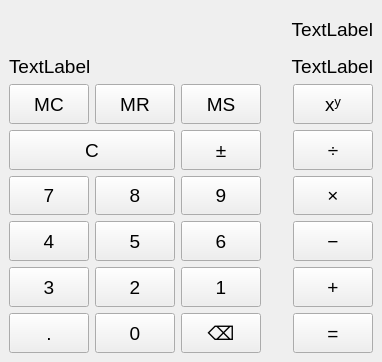
Old version of the form calculator/mainwindow.ui in the repository mrphyzd/cpp-calculator.
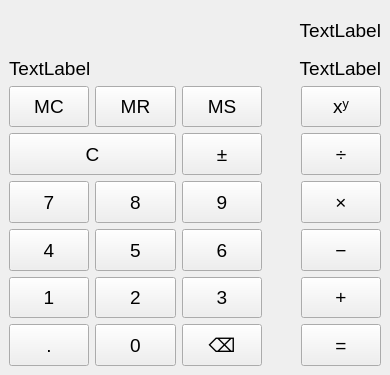
New version of the form.

Commit message: Доработана логика и интерфейс

```diff
--- a/calculator/mainwindow.ui
+++ b/calculator/mainwindow.ui
@@ -6,8 +6,8 @@
    <rect>
     <x>0</x>
     <y>0</y>
-    <width>310</width>
-    <height>362</height>
+    <width>390</width>
+    <height>375</height>
    </rect>
   </property>
   <property name="sizePolicy">
@@ -25,60 +25,8 @@
    <string>Калькулятор</string>
   </property>
   <widget class="QWidget" name="centralwidget">
-   <layout class="QGridLayout" name="gridLayout" rowstretch="0,0,0,0,0,0,0,0" columnstretch="2,2,2,1,2">
-    <item row="7" column="2">
-     <widget class="QPushButton" name="pb_one_clear">
-      <property name="sizePolicy">
-       <sizepolicy hsizetype="MinimumExpanding" vsizetype="MinimumExpanding">
-        <horstretch>0</horstretch>
-        <verstretch>0</verstretch>
-       </sizepolicy>
-      </property>
-      <property name="text">
-       <string>⌫</string>
-      </property>
-     </widget>
-    </item>
-    <item row="6" column="0">
-     <widget class="QPushButton" name="pb_three">
-      <property name="sizePolicy">
-       <sizepolicy hsizetype="MinimumExpanding" vsizetype="MinimumExpanding">
-        <horstretch>0</horstretch>
-        <verstretch>0</verstretch>
-       </sizepolicy>
-      </property>
-      <property name="text">
-       <string>3</string>
-      </property>
-     </widget>
-    </item>
-    <item row="2" column="2" alignment="">
-     <widget class="QPushButton" name="pb_ms">
-      <property name="sizePolicy">
-       <sizepolicy hsizetype="MinimumExpanding" vsizetype="MinimumExpanding">
-        <horstretch>0</horstretch>
-        <verstretch>0</verstretch>
-       </sizepolicy>
-      </property>
-      <property name="text">
-       <string>MS</string>
-      </property>
-     </widget>
-    </item>
-    <item row="4" column="1">
-     <widget class="QPushButton" name="pb_eignt">
-      <property name="sizePolicy">
-       <sizepolicy hsizetype="MinimumExpanding" vsizetype="MinimumExpanding">
-        <horstretch>0</horstretch>
-        <verstretch>0</verstretch>
-       </sizepolicy>
-      </property>
-      <property name="text">
-       <string>8</string>
-      </property>
-     </widget>
-    </item>
-    <item row="2" column="4">
+   <layout class="QGridLayout" name="gridLayout" rowstretch="0,0,0,0,0,0,0,0,0" columnstretch="3,3,3,1,3">
+    <item row="3" column="4">
      <widget class="QPushButton" name="pb_pow">
       <property name="sizePolicy">
        <sizepolicy hsizetype="MinimumExpanding" vsizetype="MinimumExpanding">
@@ -91,8 +39,8 @@
       </property>
      </widget>
     </item>
-    <item row="3" column="2">
-     <widget class="QPushButton" name="pb_pm">
+    <item row="5" column="4">
+     <widget class="QPushButton" name="pb_mult">
       <property name="sizePolicy">
        <sizepolicy hsizetype="MinimumExpanding" vsizetype="MinimumExpanding">
         <horstretch>0</horstretch>
@@ -100,11 +48,24 @@
        </sizepolicy>
       </property>
       <property name="text">
-       <string>±</string>
+       <string>×</string>
       </property>
      </widget>
     </item>
-    <item row="7" column="4">
+    <item row="6" column="2">
+     <widget class="QPushButton" name="pb_six">
+      <property name="sizePolicy">
+       <sizepolicy hsizetype="MinimumExpanding" vsizetype="MinimumExpanding">
+        <horstretch>0</horstretch>
+        <verstretch>0</verstretch>
+       </sizepolicy>
+      </property>
+      <property name="text">
+       <string>6</string>
+      </property>
+     </widget>
+    </item>
+    <item row="8" column="4">
      <widget class="QPushButton" name="pb_equal">
       <property name="sizePolicy">
        <sizepolicy hsizetype="MinimumExpanding" vsizetype="MinimumExpanding">
@@ -117,8 +78,61 @@
       </property>
      </widget>
     </item>
+    <item row="4" column="2">
+     <widget class="QPushButton" name="pb_pm">
+      <property name="sizePolicy">
+       <sizepolicy hsizetype="MinimumExpanding" vsizetype="MinimumExpanding">
+        <horstretch>0</horstretch>
+        <verstretch>0</verstretch>
+       </sizepolicy>
+      </property>
+      <property name="text">
+       <string>±</string>
+      </property>
+     </widget>
+    </item>
+    <item row="2" column="0" colspan="5">
+     <layout class="QHBoxLayout" name="horizontalLayout">
+      <item>
+       <widget class="QLabel" name="l_memory">
+        <property name="text">
+         <string>TextLabel</string>
+        </property>
+       </widget>
+      </item>
+      <item>
+       <widget class="QLabel" name="l_result">
+        <property name="sizePolicy">
+         <sizepolicy hsizetype="Minimum" vsizetype="Preferred">
+          <horstretch>0</horstretch>
+          <verstretch>0</verstretch>
+         </sizepolicy>
+        </property>
+        <property name="text">
+         <string>TextLabel</string>
+        </property>
+        <property name="alignment">
+         <set>Qt::AlignmentFlag::AlignRight|Qt::AlignmentFlag::AlignTrailing|Qt::AlignmentFlag::AlignVCenter</set>
+        </property>
+       </widget>
+      </item>
+     </layout>
+    </item>
+    <item row="8" column="2">
+     <widget class="QPushButton" name="pb_one_clear">
+      <property name="sizePolicy">
+       <sizepolicy hsizetype="MinimumExpanding" vsizetype="MinimumExpanding">
+        <horstretch>0</horstretch>
+        <verstretch>0</verstretch>
+       </sizepolicy>
+      </property>
+      <property name="text">
+       <string>⌫</string>
+      </property>
+     </widget>
+    </item>
     <item row="5" column="1">
-     <widget class="QPushButton" name="pb_five">
+     <widget class="QPushButton" name="pb_eignt">
       <property name="sizePolicy">
        <sizepolicy hsizetype="MinimumExpanding" vsizetype="MinimumExpanding">
         <horstretch>0</horstretch>
@@ -126,38 +140,12 @@
        </sizepolicy>
       </property>
       <property name="text">
-       <string>5</string>
-      </property>
-     </widget>
-    </item>
-    <item row="3" column="0" colspan="2">
-     <widget class="QPushButton" name="pb_all_clear">
-      <property name="sizePolicy">
-       <sizepolicy hsizetype="MinimumExpanding" vsizetype="MinimumExpanding">
-        <horstretch>0</horstretch>
-        <verstretch>0</verstretch>
-       </sizepolicy>
-      </property>
-      <property name="text">
-       <string>C</string>
-      </property>
-     </widget>
-    </item>
-    <item row="6" column="2">
-     <widget class="QPushButton" name="pb_one">
-      <property name="sizePolicy">
-       <sizepolicy hsizetype="MinimumExpanding" vsizetype="MinimumExpanding">
-        <horstretch>0</horstretch>
-        <verstretch>0</verstretch>
-       </sizepolicy>
-      </property>
-      <property name="text">
-       <string>1</string>
+       <string>8</string>
       </property>
      </widget>
     </item>
     <item row="6" column="4">
-     <widget class="QPushButton" name="pb_plus">
+     <widget class="QPushButton" name="pb_minus">
       <property name="sizePolicy">
        <sizepolicy hsizetype="MinimumExpanding" vsizetype="MinimumExpanding">
         <horstretch>0</horstretch>
@@ -165,51 +153,12 @@
        </sizepolicy>
       </property>
       <property name="text">
-       <string>+</string>
-      </property>
-     </widget>
-    </item>
-    <item row="2" column="0">
-     <widget class="QPushButton" name="pb_mc">
-      <property name="sizePolicy">
-       <sizepolicy hsizetype="MinimumExpanding" vsizetype="MinimumExpanding">
-        <horstretch>0</horstretch>
-        <verstretch>0</verstretch>
-       </sizepolicy>
-      </property>
-      <property name="text">
-       <string>MC</string>
-      </property>
-     </widget>
-    </item>
-    <item row="2" column="1">
-     <widget class="QPushButton" name="pb_mr">
-      <property name="sizePolicy">
-       <sizepolicy hsizetype="MinimumExpanding" vsizetype="MinimumExpanding">
-        <horstretch>0</horstretch>
-        <verstretch>0</verstretch>
-       </sizepolicy>
-      </property>
-      <property name="text">
-       <string>MR</string>
-      </property>
-     </widget>
-    </item>
-    <item row="4" column="4">
-     <widget class="QPushButton" name="pb_mult">
-      <property name="sizePolicy">
-       <sizepolicy hsizetype="MinimumExpanding" vsizetype="MinimumExpanding">
-        <horstretch>0</horstretch>
-        <verstretch>0</verstretch>
-       </sizepolicy>
-      </property>
-      <property name="text">
-       <string>×</string>
+       <string>−</string>
       </property>
      </widget>
     </item>
     <item row="5" column="2">
-     <widget class="QPushButton" name="pb_six">
+     <widget class="QPushButton" name="pb_nine">
       <property name="sizePolicy">
        <sizepolicy hsizetype="MinimumExpanding" vsizetype="MinimumExpanding">
         <horstretch>0</horstretch>
@@ -217,11 +166,24 @@
        </sizepolicy>
       </property>
       <property name="text">
-       <string>6</string>
+       <string>9</string>
       </property>
      </widget>
     </item>
-    <item row="4" column="0">
+    <item row="7" column="1">
+     <widget class="QPushButton" name="pb_two">
+      <property name="sizePolicy">
+       <sizepolicy hsizetype="MinimumExpanding" vsizetype="MinimumExpanding">
+        <horstretch>0</horstretch>
+        <verstretch>0</verstretch>
+       </sizepolicy>
+      </property>
+      <property name="text">
+       <string>2</string>
+      </property>
+     </widget>
+    </item>
+    <item row="5" column="0">
      <widget class="QPushButton" name="pb_seven">
       <property name="sizePolicy">
        <sizepolicy hsizetype="MinimumExpanding" vsizetype="MinimumExpanding">
@@ -234,7 +196,7 @@
       </property>
      </widget>
     </item>
-    <item row="7" column="0">
+    <item row="8" column="0">
      <widget class="QPushButton" name="pb_dot">
       <property name="sizePolicy">
        <sizepolicy hsizetype="MinimumExpanding" vsizetype="MinimumExpanding">
@@ -247,91 +209,7 @@
       </property>
      </widget>
     </item>
-    <item row="5" column="0">
-     <widget class="QPushButton" name="pb_four">
-      <property name="sizePolicy">
-       <sizepolicy hsizetype="MinimumExpanding" vsizetype="MinimumExpanding">
-        <horstretch>0</horstretch>
-        <verstretch>0</verstretch>
-       </sizepolicy>
-      </property>
-      <property name="text">
-       <string>4</string>
-      </property>
-     </widget>
-    </item>
-    <item row="3" column="4">
-     <widget class="QPushButton" name="pb_division">
-      <property name="sizePolicy">
-       <sizepolicy hsizetype="MinimumExpanding" vsizetype="MinimumExpanding">
-        <horstretch>0</horstretch>
-        <verstretch>0</verstretch>
-       </sizepolicy>
-      </property>
-      <property name="text">
-       <string>÷</string>
-      </property>
-     </widget>
-    </item>
-    <item row="7" column="1">
-     <widget class="QPushButton" name="pb_zero">
-      <property name="sizePolicy">
-       <sizepolicy hsizetype="MinimumExpanding" vsizetype="MinimumExpanding">
-        <horstretch>0</horstretch>
-        <verstretch>0</verstretch>
-       </sizepolicy>
-      </property>
-      <property name="text">
-       <string>0</string>
-      </property>
-     </widget>
-    </item>
-    <item row="6" column="1">
-     <widget class="QPushButton" name="pb_two">
-      <property name="sizePolicy">
-       <sizepolicy hsizetype="MinimumExpanding" vsizetype="MinimumExpanding">
-        <horstretch>0</horstretch>
-        <verstretch>0</verstretch>
-       </sizepolicy>
-      </property>
-      <property name="text">
-       <string>2</string>
-      </property>
-     </widget>
-    </item>
-    <item row="4" column="2">
-     <widget class="QPushButton" name="pb_nine">
-      <property name="sizePolicy">
-       <sizepolicy hsizetype="MinimumExpanding" vsizetype="MinimumExpanding">
-        <horstretch>0</horstretch>
-        <verstretch>0</verstretch>
-       </sizepolicy>
-      </property>
-      <property name="text">
-       <string>9</string>
-      </property>
-     </widget>
-    </item>
-    <item row="0" column="0" colspan="5">
-     <widget class="QLabel" name="l_formula">
-      <property name="sizePolicy">
-       <sizepolicy hsizetype="MinimumExpanding" vsizetype="MinimumExpanding">
-        <horstretch>0</horstretch>
-        <verstretch>0</verstretch>
-       </sizepolicy>
-      </property>
-      <property name="layoutDirection">
-       <enum>Qt::LayoutDirection::LeftToRight</enum>
-      </property>
-      <property name="text">
-       <string>TextLabel</string>
-      </property>
-      <property name="alignment">
-       <set>Qt::AlignmentFlag::AlignRight|Qt::AlignmentFlag::AlignTrailing|Qt::AlignmentFlag::AlignVCenter</set>
-      </property>
-     </widget>
-    </item>
-    <item row="2" column="3">
+    <item row="3" column="3">
      <spacer name="horizontalSpacer">
       <property name="orientation">
        <enum>Qt::Orientation::Horizontal</enum>
@@ -347,8 +225,8 @@
       </property>
      </spacer>
     </item>
-    <item row="5" column="4">
-     <widget class="QPushButton" name="pb_minus">
+    <item row="4" column="0" colspan="2">
+     <widget class="QPushButton" name="pb_all_clear">
       <property name="sizePolicy">
        <sizepolicy hsizetype="MinimumExpanding" vsizetype="MinimumExpanding">
         <horstretch>0</horstretch>
@@ -356,36 +234,158 @@
        </sizepolicy>
       </property>
       <property name="text">
-       <string>−</string>
+       <string>C</string>
       </property>
      </widget>
     </item>
-    <item row="1" column="0" colspan="5">
-     <layout class="QHBoxLayout" name="horizontalLayout">
-      <item alignment="">
-       <widget class="QLabel" name="l_memory">
-        <property name="text">
-         <string>TextLabel</string>
-        </property>
-       </widget>
-      </item>
-      <item alignment="">
-       <widget class="QLabel" name="l_result">
-        <property name="sizePolicy">
-         <sizepolicy hsizetype="Minimum" vsizetype="Preferred">
-          <horstretch>0</horstretch>
-          <verstretch>0</verstretch>
-         </sizepolicy>
-        </property>
-        <property name="text">
-         <string>TextLabel</string>
-        </property>
-        <property name="alignment">
-         <set>Qt::AlignmentFlag::AlignRight|Qt::AlignmentFlag::AlignTrailing|Qt::AlignmentFlag::AlignVCenter</set>
-        </property>
-       </widget>
-      </item>
-     </layout>
+    <item row="6" column="0">
+     <widget class="QPushButton" name="pb_four">
+      <property name="sizePolicy">
+       <sizepolicy hsizetype="MinimumExpanding" vsizetype="MinimumExpanding">
+        <horstretch>0</horstretch>
+        <verstretch>0</verstretch>
+       </sizepolicy>
+      </property>
+      <property name="text">
+       <string>4</string>
+      </property>
+     </widget>
+    </item>
+    <item row="3" column="0">
+     <widget class="QPushButton" name="pb_mc">
+      <property name="sizePolicy">
+       <sizepolicy hsizetype="MinimumExpanding" vsizetype="MinimumExpanding">
+        <horstretch>0</horstretch>
+        <verstretch>0</verstretch>
+       </sizepolicy>
+      </property>
+      <property name="text">
+       <string>MC</string>
+      </property>
+     </widget>
+    </item>
+    <item row="0" column="0" colspan="5">
+     <widget class="QLabel" name="l_formula">
+      <property name="sizePolicy">
+       <sizepolicy hsizetype="MinimumExpanding" vsizetype="MinimumExpanding">
+        <horstretch>0</horstretch>
+        <verstretch>0</verstretch>
+       </sizepolicy>
+      </property>
+      <property name="layoutDirection">
+       <enum>Qt::LayoutDirection::LeftToRight</enum>
+      </property>
+      <property name="text">
+       <string>TextLabel</string>
+      </property>
+      <property name="alignment">
+       <set>Qt::AlignmentFlag::AlignRight|Qt::AlignmentFlag::AlignTrailing|Qt::AlignmentFlag::AlignVCenter</set>
+      </property>
+     </widget>
+    </item>
+    <item row="8" column="1">
+     <widget class="QPushButton" name="pb_zero">
+      <property name="sizePolicy">
+       <sizepolicy hsizetype="MinimumExpanding" vsizetype="MinimumExpanding">
+        <horstretch>0</horstretch>
+        <verstretch>0</verstretch>
+       </sizepolicy>
+      </property>
+      <property name="text">
+       <string>0</string>
+      </property>
+     </widget>
+    </item>
+    <item row="6" column="1">
+     <widget class="QPushButton" name="pb_five">
+      <property name="sizePolicy">
+       <sizepolicy hsizetype="MinimumExpanding" vsizetype="MinimumExpanding">
+        <horstretch>0</horstretch>
+        <verstretch>0</verstretch>
+       </sizepolicy>
+      </property>
+      <property name="text">
+       <string>5</string>
+      </property>
+     </widget>
+    </item>
+    <item row="3" column="2">
+     <widget class="QPushButton" name="pb_ms">
+      <property name="sizePolicy">
+       <sizepolicy hsizetype="MinimumExpanding" vsizetype="MinimumExpanding">
+        <horstretch>0</horstretch>
+        <verstretch>0</verstretch>
+       </sizepolicy>
+      </property>
+      <property name="text">
+       <string>MS</string>
+      </property>
+     </widget>
+    </item>
+    <item row="3" column="1">
+     <widget class="QPushButton" name="pb_mr">
+      <property name="sizePolicy">
+       <sizepolicy hsizetype="MinimumExpanding" vsizetype="MinimumExpanding">
+        <horstretch>0</horstretch>
+        <verstretch>0</verstretch>
+       </sizepolicy>
+      </property>
+      <property name="text">
+       <string>MR</string>
+      </property>
+     </widget>
+    </item>
+    <item row="4" column="4">
+     <widget class="QPushButton" name="pb_division">
+      <property name="sizePolicy">
+       <sizepolicy hsizetype="MinimumExpanding" vsizetype="MinimumExpanding">
+        <horstretch>0</horstretch>
+        <verstretch>0</verstretch>
+       </sizepolicy>
+      </property>
+      <property name="text">
+       <string>÷</string>
+      </property>
+     </widget>
+    </item>
+    <item row="7" column="4">
+     <widget class="QPushButton" name="pb_plus">
+      <property name="sizePolicy">
+       <sizepolicy hsizetype="MinimumExpanding" vsizetype="MinimumExpanding">
+        <horstretch>0</horstretch>
+        <verstretch>0</verstretch>
+       </sizepolicy>
+      </property>
+      <property name="text">
+       <string>+</string>
+      </property>
+     </widget>
+    </item>
+    <item row="7" column="2">
+     <widget class="QPushButton" name="pb_three">
+      <property name="sizePolicy">
+       <sizepolicy hsizetype="MinimumExpanding" vsizetype="MinimumExpanding">
+        <horstretch>0</horstretch>
+        <verstretch>0</verstretch>
+       </sizepolicy>
+      </property>
+      <property name="text">
+       <string>3</string>
+      </property>
+     </widget>
+    </item>
+    <item row="7" column="0">
+     <widget class="QPushButton" name="pb_one">
+      <property name="sizePolicy">
+       <sizepolicy hsizetype="MinimumExpanding" vsizetype="MinimumExpanding">
+        <horstretch>0</horstretch>
+        <verstretch>0</verstretch>
+       </sizepolicy>
+      </property>
+      <property name="text">
+       <string>1</string>
+      </property>
+     </widget>
     </item>
    </layout>
   </widget>
```
The commit also changes 1 other file.
